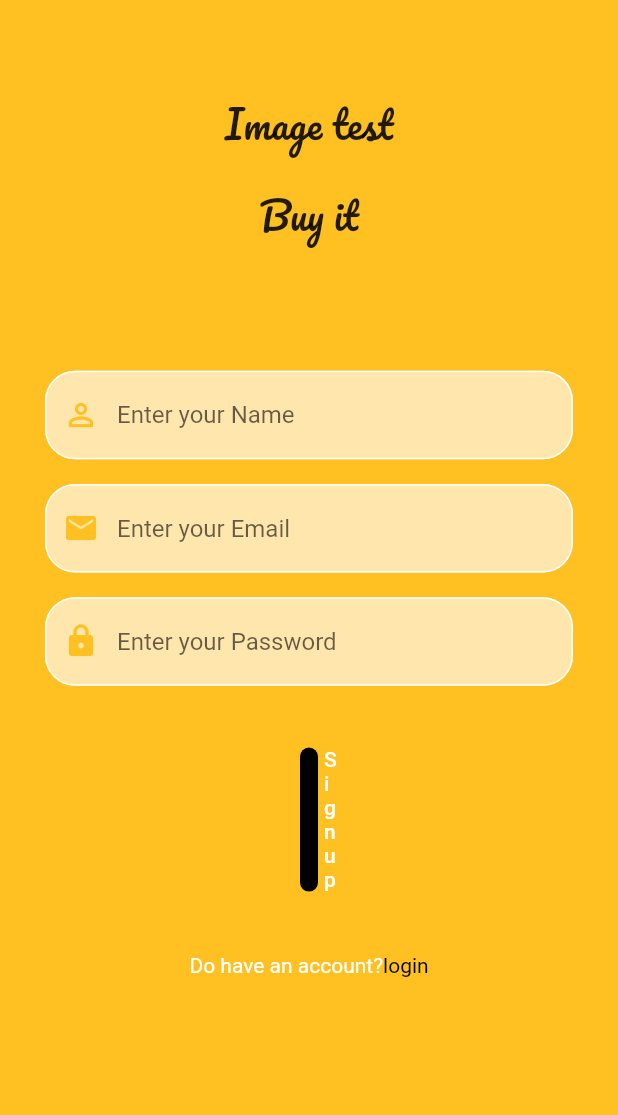
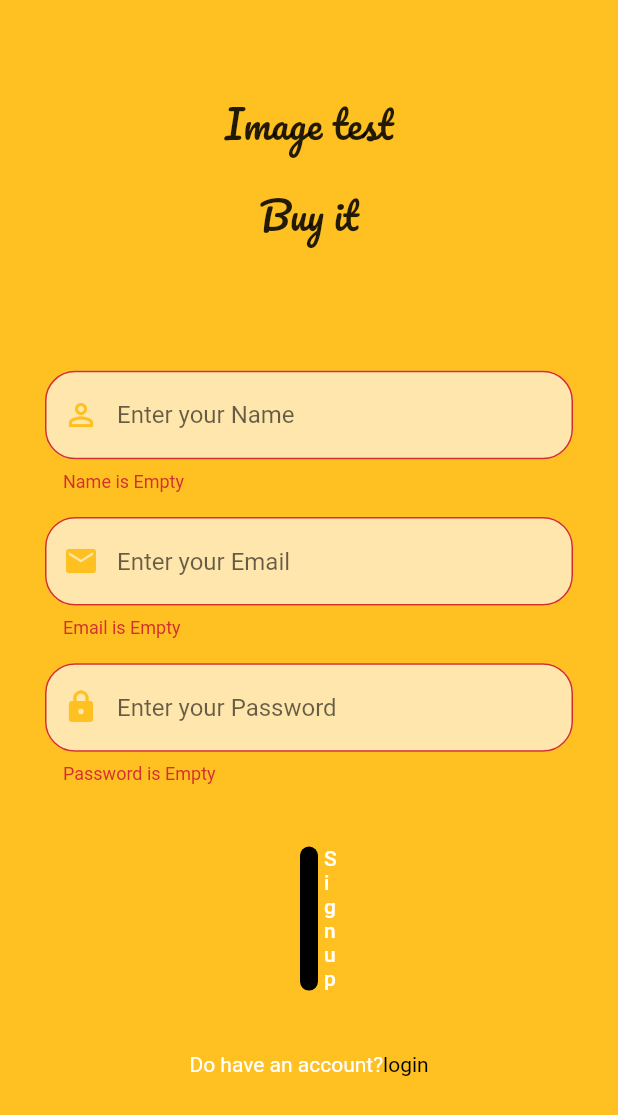
Before and after one commit to Eng-bodour/Ecommerce, a Flutter app: the SignUpScreen screen opened by its route, after a tap on "Signup", on a phone screen of 412 x 824 dp. Shown: the top 1115 px of the screen. Run offline on Flutter 3.47's test engine with Material 2 defaults, Android fonts, the phone set to English and light mode, and no system bars.

```diff
--- a/lib/screens/signupscreen.dart
+++ b/lib/screens/signupscreen.dart
@@ -10,10 +10,13 @@ class SignUpScreen extends StatelessWidget {
 
   @override
   Widget build(BuildContext context) {
+    final GlobalKey<FormState> _globalKey = GlobalKey<FormState>();
     double height = MediaQuery.of(context).size.height;
     return Scaffold(
       backgroundColor: KMainColor,
-      body: ListView(
+      body: Form(
+        key: _globalKey,
+        child: ListView(
           children: [
             const LogoFile(),
             SizedBox(
@@ -54,7 +57,9 @@ class SignUpScreen extends StatelessWidget {
                       //  side: const BorderSide(color: Colors.white),
                       borderRadius: BorderRadius.circular(20)),
                   color: Colors.black,
-                onPressed: () {},
+                  onPressed: () {
+                    _globalKey.currentState?.validate();
+                  },
                   child: const Text(
                     'Signup',
                     style: TextStyle(color: Colors.white),
@@ -84,6 +89,7 @@ class SignUpScreen extends StatelessWidget {
             )
           ],
         ),
+      ),
     );
   }
 }
--- a/lib/widget/custumtextfield.dart
+++ b/lib/widget/custumtextfield.dart
@@ -5,6 +5,18 @@ import '../constant.dart';
 class CustomTextField extends StatelessWidget {
   final String hintText;
   final Icon iconData;
+
+  String _errorMassage(String er) {
+    switch (hintText) {
+      case 'Enter your Name':
+        return 'Name is Empty';
+      case 'Enter your Email':
+        return 'Email is Empty';
+      case 'Enter your Password':
+        return 'Password is Empty';
+    }
+    return '';
+  }
 
   // ignore: prefer_const_constructors_in_immutables
   CustomTextField({Key? key, required this.hintText, required this.iconData})
@@ -15,10 +27,18 @@ class CustomTextField extends StatelessWidget {
     return Padding(
       padding: const EdgeInsets.symmetric(horizontal: 30),
       child: TextFormField(
+        validator: (value) {
+          if (value!.isEmpty) {
+            return _errorMassage(hintText);
+          }
+        },
         cursorColor: KSeconderyColor,
         decoration: InputDecoration(
           hintText: hintText,
           prefixIcon: iconData,
+          border: OutlineInputBorder(
+              borderRadius: BorderRadius.circular(20),
+              borderSide: BorderSide(color: Colors.white)),
           enabledBorder: OutlineInputBorder(
               borderRadius: BorderRadius.circular(20),
               borderSide: const BorderSide(color: Colors.white)),
```
Lines whose indentation alone changed are shown as unchanged.
